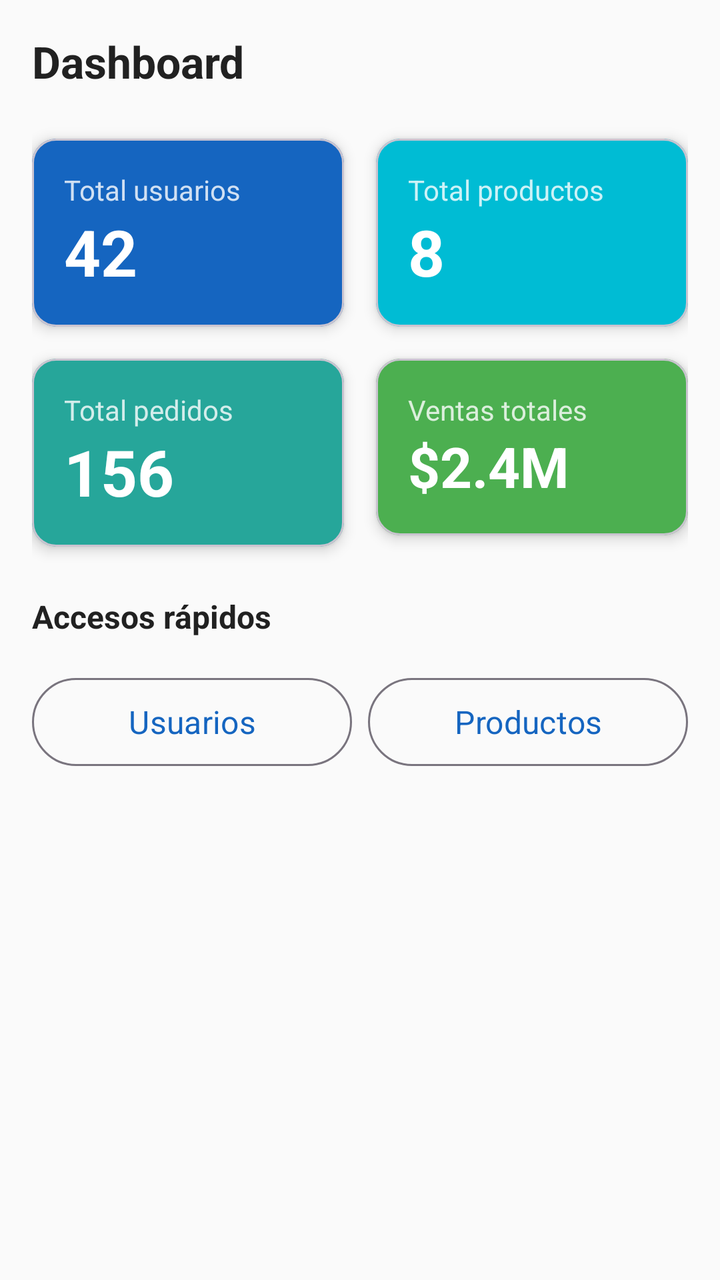
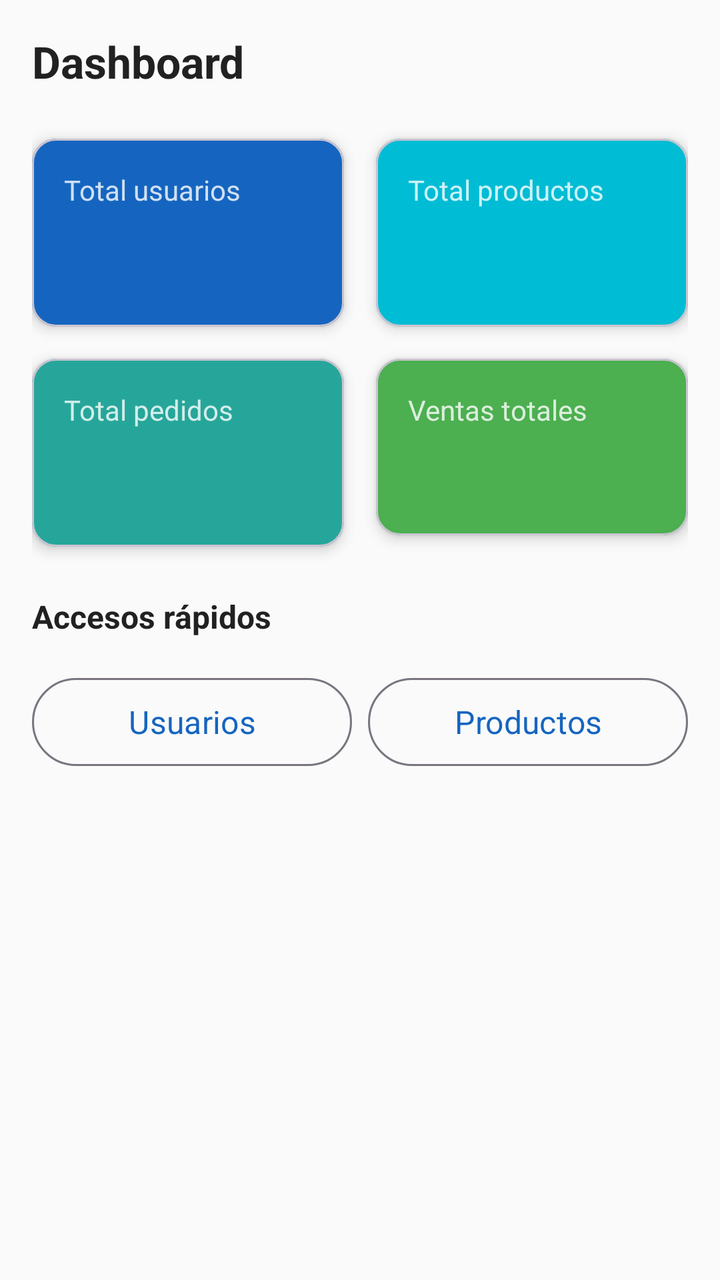

Before-and-after screenshots of an Android layout around one commit, followed by the original layout XML and the change that was made.
<!-- AndroidManifest.xml: application theme Theme.TomenAguita -->
<!-- res/layout/fragment_dashboard.xml -->
<?xml version="1.0" encoding="utf-8"?>
<androidx.core.widget.NestedScrollView
    xmlns:android="http://schemas.android.com/apk/res/android"
    xmlns:app="http://schemas.android.com/apk/res-auto"
    android:layout_width="match_parent"
    android:layout_height="match_parent"
    android:background="@color/background">

    <androidx.constraintlayout.widget.ConstraintLayout
        android:layout_width="match_parent"
        android:layout_height="wrap_content"
        android:padding="@dimen/padding_medium">

        <TextView
            android:id="@+id/tvBienvenido"
            android:layout_width="0dp"
            android:layout_height="wrap_content"
            android:text="@string/title_dashboard"
            android:textColor="@color/on_background"
            android:textSize="@dimen/text_title"
            android:textStyle="bold"
            app:layout_constraintEnd_toEndOf="parent"
            app:layout_constraintStart_toStartOf="parent"
            app:layout_constraintTop_toTopOf="parent" />

        
        <com.google.android.material.card.MaterialCardView
            android:id="@+id/cardUsuarios"
            android:layout_width="0dp"
            android:layout_height="wrap_content"
            android:layout_marginTop="@dimen/margin_large"
            android:layout_marginEnd="@dimen/margin_small"
            app:cardCornerRadius="@dimen/corner_radius_medium"
            app:cardElevation="@dimen/card_elevation"
            app:cardBackgroundColor="@color/primary"
            app:layout_constraintEnd_toStartOf="@id/cardProductos"
            app:layout_constraintStart_toStartOf="parent"
            app:layout_constraintTop_toBottomOf="@id/tvBienvenido">
            <LinearLayout android:layout_width="match_parent" android:layout_height="wrap_content" android:orientation="vertical" android:padding="@dimen/padding_medium">
                <TextView android:layout_width="wrap_content" android:layout_height="wrap_content" android:text="@string/label_total_users" android:textColor="#CCFFFFFF" android:textSize="@dimen/text_body" />
                <TextView android:id="@+id/tvTotalUsuarios" android:layout_width="wrap_content" android:layout_height="wrap_content" android:text="42" android:textColor="@color/on_primary" android:textSize="32sp" android:textStyle="bold" />
            </LinearLayout>
        </com.google.android.material.card.MaterialCardView>

        <com.google.android.material.card.MaterialCardView
            android:id="@+id/cardProductos"
            android:layout_width="0dp"
            android:layout_height="wrap_content"
            android:layout_marginTop="@dimen/margin_large"
            android:layout_marginStart="@dimen/margin_small"
            app:cardCornerRadius="@dimen/corner_radius_medium"
            app:cardElevation="@dimen/card_elevation"
            app:cardBackgroundColor="@color/secondary"
            app:layout_constraintEnd_toEndOf="parent"
            app:layout_constraintStart_toEndOf="@id/cardUsuarios"
            app:layout_constraintTop_toBottomOf="@id/tvBienvenido">
            <LinearLayout android:layout_width="match_parent" android:layout_height="wrap_content" android:orientation="vertical" android:padding="@dimen/padding_medium">
                <TextView android:layout_width="wrap_content" android:layout_height="wrap_content" android:text="@string/label_total_products" android:textColor="#CCFFFFFF" android:textSize="@dimen/text_body" />
                <TextView android:id="@+id/tvTotalProductos" android:layout_width="wrap_content" android:layout_height="wrap_content" android:text="8" android:textColor="@color/on_primary" android:textSize="32sp" android:textStyle="bold" />
            </LinearLayout>
        </com.google.android.material.card.MaterialCardView>

        
        <com.google.android.material.card.MaterialCardView
            android:id="@+id/cardPedidos"
            android:layout_width="0dp"
            android:layout_height="wrap_content"
            android:layout_marginTop="@dimen/margin_medium"
            android:layout_marginEnd="@dimen/margin_small"
            app:cardCornerRadius="@dimen/corner_radius_medium"
            app:cardElevation="@dimen/card_elevation"
            app:cardBackgroundColor="@color/accent"
            app:layout_constraintEnd_toStartOf="@id/cardVentas"
            app:layout_constraintStart_toStartOf="parent"
            app:layout_constraintTop_toBottomOf="@id/cardUsuarios">
            <LinearLayout android:layout_width="match_parent" android:layout_height="wrap_content" android:orientation="vertical" android:padding="@dimen/padding_medium">
                <TextView android:layout_width="wrap_content" android:layout_height="wrap_content" android:text="@string/label_total_orders" android:textColor="#CCFFFFFF" android:textSize="@dimen/text_body" />
                <TextView android:id="@+id/tvTotalPedidos" android:layout_width="wrap_content" android:layout_height="wrap_content" android:text="156" android:textColor="@color/on_primary" android:textSize="32sp" android:textStyle="bold" />
            </LinearLayout>
        </com.google.android.material.card.MaterialCardView>

        <com.google.android.material.card.MaterialCardView
            android:id="@+id/cardVentas"
            android:layout_width="0dp"
            android:layout_height="wrap_content"
            android:layout_marginTop="@dimen/margin_medium"
            android:layout_marginStart="@dimen/margin_small"
            app:cardCornerRadius="@dimen/corner_radius_medium"
            app:cardElevation="@dimen/card_elevation"
            app:cardBackgroundColor="@color/success"
            app:layout_constraintEnd_toEndOf="parent"
            app:layout_constraintStart_toEndOf="@id/cardPedidos"
            app:layout_constraintTop_toBottomOf="@id/cardProductos">
            <LinearLayout android:layout_width="match_parent" android:layout_height="wrap_content" android:orientation="vertical" android:padding="@dimen/padding_medium">
                <TextView android:layout_width="wrap_content" android:layout_height="wrap_content" android:text="@string/label_total_sales" android:textColor="#CCFFFFFF" android:textSize="@dimen/text_body" />
                <TextView android:id="@+id/tvTotalVentas" android:layout_width="wrap_content" android:layout_height="wrap_content" android:text="$2.4M" android:textColor="@color/on_primary" android:textSize="28sp" android:textStyle="bold" />
            </LinearLayout>
        </com.google.android.material.card.MaterialCardView>

        
        <TextView
            android:id="@+id/tvAccesosLabel"
            android:layout_width="0dp"
            android:layout_height="wrap_content"
            android:layout_marginTop="@dimen/margin_large"
            android:text="Accesos rápidos"
            android:textColor="@color/on_background"
            android:textSize="@dimen/text_medium"
            android:textStyle="bold"
            app:layout_constraintEnd_toEndOf="parent"
            app:layout_constraintStart_toStartOf="parent"
            app:layout_constraintTop_toBottomOf="@id/cardPedidos" />

        <LinearLayout
            android:id="@+id/llAccesos"
            android:layout_width="0dp"
            android:layout_height="wrap_content"
            android:layout_marginTop="@dimen/margin_medium"
            android:layout_marginBottom="@dimen/margin_large"
            android:orientation="horizontal"
            app:layout_constraintBottom_toBottomOf="parent"
            app:layout_constraintEnd_toEndOf="parent"
            app:layout_constraintStart_toStartOf="parent"
            app:layout_constraintTop_toBottomOf="@id/tvAccesosLabel">

            <com.google.android.material.button.MaterialButton
                android:id="@+id/btnGestionUsuarios"
                style="@style/Widget.TomenAguita.Button.Outlined"
                android:layout_width="0dp"
                android:layout_height="wrap_content"
                android:layout_weight="1"
                android:layout_marginEnd="4dp"
                android:text="Usuarios" />

            <com.google.android.material.button.MaterialButton
                android:id="@+id/btnGestionProductos"
                style="@style/Widget.TomenAguita.Button.Outlined"
                android:layout_width="0dp"
                android:layout_height="wrap_content"
                android:layout_weight="1"
                android:layout_marginStart="4dp"
                android:text="Productos" />

        </LinearLayout>

    </androidx.constraintlayout.widget.ConstraintLayout>
</androidx.core.widget.NestedScrollView>
<!-- resources referenced by this layout -->
<resources>
  <color name="accent">#26A69A</color>
  <color name="background">#FAFAFA</color>
  <color name="on_background">#212121</color>
  <color name="on_primary">#FFFFFF</color>
  <color name="primary">#1565C0</color>
  <color name="secondary">#00BCD4</color>
  <color name="success">#4CAF50</color>
  <dimen name="card_elevation">4dp</dimen>
  <dimen name="corner_radius_medium">12dp</dimen>
  <dimen name="margin_large">24dp</dimen>
  <dimen name="margin_medium">16dp</dimen>
  <dimen name="margin_small">8dp</dimen>
  <dimen name="padding_medium">16dp</dimen>
  <dimen name="text_body">14sp</dimen>
  <dimen name="text_medium">16sp</dimen>
  <dimen name="text_title">22sp</dimen>
  <string name="label_total_orders">Total pedidos</string>
  <string name="label_total_products">Total productos</string>
  <string name="label_total_sales">Ventas totales</string>
  <string name="label_total_users">Total usuarios</string>
  <string name="title_dashboard">Dashboard</string>
  <style name="Widget.TomenAguita.Button.Outlined" parent="Widget.Material3.Button.OutlinedButton">
          <item name="android:minHeight">@dimen/button_height</item>
          <item name="cornerRadius">@dimen/corner_radius_button</item>
          <item name="android:textSize">@dimen/text_medium</item>
          <item name="android:textAllCaps">false</item>
      </style>
  <style name="Theme.TomenAguita" parent="Theme.Material3.DayNight.NoActionBar">
          <item name="colorPrimary">@color/primary</item>
          <item name="colorPrimaryDark">@color/primary_dark</item>
          <item name="colorPrimaryVariant">@color/primary_dark</item>
          <item name="colorOnPrimary">@color/on_primary</item>
          <item name="colorSecondary">@color/secondary</item>
          <item name="colorOnSecondary">@color/on_primary</item>
          <item name="colorError">@color/error</item>
          <item name="android:colorBackground">@color/background</item>
          <item name="colorSurface">@color/surface</item>
          <item name="android:statusBarColor">@color/primary_dark</item>
          <item name="android:navigationBarColor">@color/surface</item>
          <item name="android:fontFamily">sans-serif</item>
      </style>
  <dimen name="button_height">52dp</dimen>
  <dimen name="corner_radius_button">24dp</dimen>
  <color name="primary_dark">#0D47A1</color>
  <color name="error">#B00020</color>
  <color name="surface">#FFFFFF</color>
</resources>

<!-- the commit's change to res/layout/fragment_dashboard.xml (unified diff, before → after) -->
@@ -37,8 +37,8 @@
             app:layout_constraintStart_toStartOf="parent"
             app:layout_constraintTop_toBottomOf="@id/tvBienvenido">
             <LinearLayout android:layout_width="match_parent" android:layout_height="wrap_content" android:orientation="vertical" android:padding="@dimen/padding_medium">
-                <TextView android:layout_width="wrap_content" android:layout_height="wrap_content" android:text="@string/label_total_users" android:textColor="#CCFFFFFF" android:textSize="@dimen/text_body" />
-                <TextView android:id="@+id/tvTotalUsuarios" android:layout_width="wrap_content" android:layout_height="wrap_content" android:text="42" android:textColor="@color/on_primary" android:textSize="32sp" android:textStyle="bold" />
+                <TextView android:layout_width="wrap_content" android:layout_height="wrap_content" android:text="@string/label_total_users" android:textColor="@color/on_primary_dim" android:textSize="@dimen/text_body" />
+                <TextView android:id="@+id/tvTotalUsuarios" android:layout_width="wrap_content" android:layout_height="wrap_content" android:textColor="@color/on_primary" android:textSize="@dimen/text_card_metric" android:textStyle="bold" />
             </LinearLayout>
         </com.google.android.material.card.MaterialCardView>
 
@@ -55,8 +55,8 @@
             app:layout_constraintStart_toEndOf="@id/cardUsuarios"
             app:layout_constraintTop_toBottomOf="@id/tvBienvenido">
             <LinearLayout android:layout_width="match_parent" android:layout_height="wrap_content" android:orientation="vertical" android:padding="@dimen/padding_medium">
-                <TextView android:layout_width="wrap_content" android:layout_height="wrap_content" android:text="@string/label_total_products" android:textColor="#CCFFFFFF" android:textSize="@dimen/text_body" />
-                <TextView android:id="@+id/tvTotalProductos" android:layout_width="wrap_content" android:layout_height="wrap_content" android:text="8" android:textColor="@color/on_primary" android:textSize="32sp" android:textStyle="bold" />
+                <TextView android:layout_width="wrap_content" android:layout_height="wrap_content" android:text="@string/label_total_products" android:textColor="@color/on_primary_dim" android:textSize="@dimen/text_body" />
+                <TextView android:id="@+id/tvTotalProductos" android:layout_width="wrap_content" android:layout_height="wrap_content" android:textColor="@color/on_primary" android:textSize="@dimen/text_card_metric" android:textStyle="bold" />
             </LinearLayout>
         </com.google.android.material.card.MaterialCardView>
 
@@ -74,8 +74,8 @@
             app:layout_constraintStart_toStartOf="parent"
             app:layout_constraintTop_toBottomOf="@id/cardUsuarios">
             <LinearLayout android:layout_width="match_parent" android:layout_height="wrap_content" android:orientation="vertical" android:padding="@dimen/padding_medium">
-                <TextView android:layout_width="wrap_content" android:layout_height="wrap_content" android:text="@string/label_total_orders" android:textColor="#CCFFFFFF" android:textSize="@dimen/text_body" />
-                <TextView android:id="@+id/tvTotalPedidos" android:layout_width="wrap_content" android:layout_height="wrap_content" android:text="156" android:textColor="@color/on_primary" android:textSize="32sp" android:textStyle="bold" />
+                <TextView android:layout_width="wrap_content" android:layout_height="wrap_content" android:text="@string/label_total_orders" android:textColor="@color/on_primary_dim" android:textSize="@dimen/text_body" />
+                <TextView android:id="@+id/tvTotalPedidos" android:layout_width="wrap_content" android:layout_height="wrap_content" android:textColor="@color/on_primary" android:textSize="@dimen/text_card_metric" android:textStyle="bold" />
             </LinearLayout>
         </com.google.android.material.card.MaterialCardView>
 
@@ -92,8 +92,8 @@
             app:layout_constraintStart_toEndOf="@id/cardPedidos"
             app:layout_constraintTop_toBottomOf="@id/cardProductos">
             <LinearLayout android:layout_width="match_parent" android:layout_height="wrap_content" android:orientation="vertical" android:padding="@dimen/padding_medium">
-                <TextView android:layout_width="wrap_content" android:layout_height="wrap_content" android:text="@string/label_total_sales" android:textColor="#CCFFFFFF" android:textSize="@dimen/text_body" />
-                <TextView android:id="@+id/tvTotalVentas" android:layout_width="wrap_content" android:layout_height="wrap_content" android:text="$2.4M" android:textColor="@color/on_primary" android:textSize="28sp" android:textStyle="bold" />
+                <TextView android:layout_width="wrap_content" android:layout_height="wrap_content" android:text="@string/label_total_sales" android:textColor="@color/on_primary_dim" android:textSize="@dimen/text_body" />
+                <TextView android:id="@+id/tvTotalVentas" android:layout_width="wrap_content" android:layout_height="wrap_content" android:textColor="@color/on_primary" android:textSize="@dimen/text_card_metric_large" android:textStyle="bold" />
             </LinearLayout>
         </com.google.android.material.card.MaterialCardView>
 
@@ -103,7 +103,7 @@
             android:layout_width="0dp"
             android:layout_height="wrap_content"
             android:layout_marginTop="@dimen/margin_large"
-            android:text="Accesos rápidos"
+            android:text="@string/label_quick_access"
             android:textColor="@color/on_background"
             android:textSize="@dimen/text_medium"
             android:textStyle="bold"
@@ -130,7 +130,7 @@
                 android:layout_height="wrap_content"
                 android:layout_weight="1"
                 android:layout_marginEnd="4dp"
-                android:text="Usuarios" />
+                android:text="@string/title_users" />
 
             <com.google.android.material.button.MaterialButton
                 android:id="@+id/btnGestionProductos"
@@ -139,7 +139,7 @@
                 android:layout_height="wrap_content"
                 android:layout_weight="1"
                 android:layout_marginStart="4dp"
-                android:text="Productos" />
+                android:text="@string/title_products" />
 
         </LinearLayout>
 
<!-- resource entries referenced after the edit -->
@@ -4,6 +4,7 @@
   <color name="background">#FAFAFA</color>
   <color name="on_background">#212121</color>
   <color name="on_primary">#FFFFFF</color>
+  <color name="on_primary_dim">#CCFFFFFF</color>
   <color name="primary">#1565C0</color>
   <color name="secondary">#00BCD4</color>
   <color name="success">#4CAF50</color>
@@ -14,13 +15,18 @@
   <dimen name="margin_small">8dp</dimen>
   <dimen name="padding_medium">16dp</dimen>
   <dimen name="text_body">14sp</dimen>
+  <dimen name="text_card_metric">32sp</dimen>
+  <dimen name="text_card_metric_large">28sp</dimen>
   <dimen name="text_medium">16sp</dimen>
   <dimen name="text_title">22sp</dimen>
+  <string name="label_quick_access">Accesos rápidos</string>
   <string name="label_total_orders">Total pedidos</string>
   <string name="label_total_products">Total productos</string>
   <string name="label_total_sales">Ventas totales</string>
   <string name="label_total_users">Total usuarios</string>
   <string name="title_dashboard">Dashboard</string>
+  <string name="title_products">Productos</string>
+  <string name="title_users">Usuarios</string>
   <style name="Widget.TomenAguita.Button.Outlined" parent="Widget.Material3.Button.OutlinedButton">
           <item name="android:minHeight">@dimen/button_height</item>
           <item name="cornerRadius">@dimen/corner_radius_button</item>
